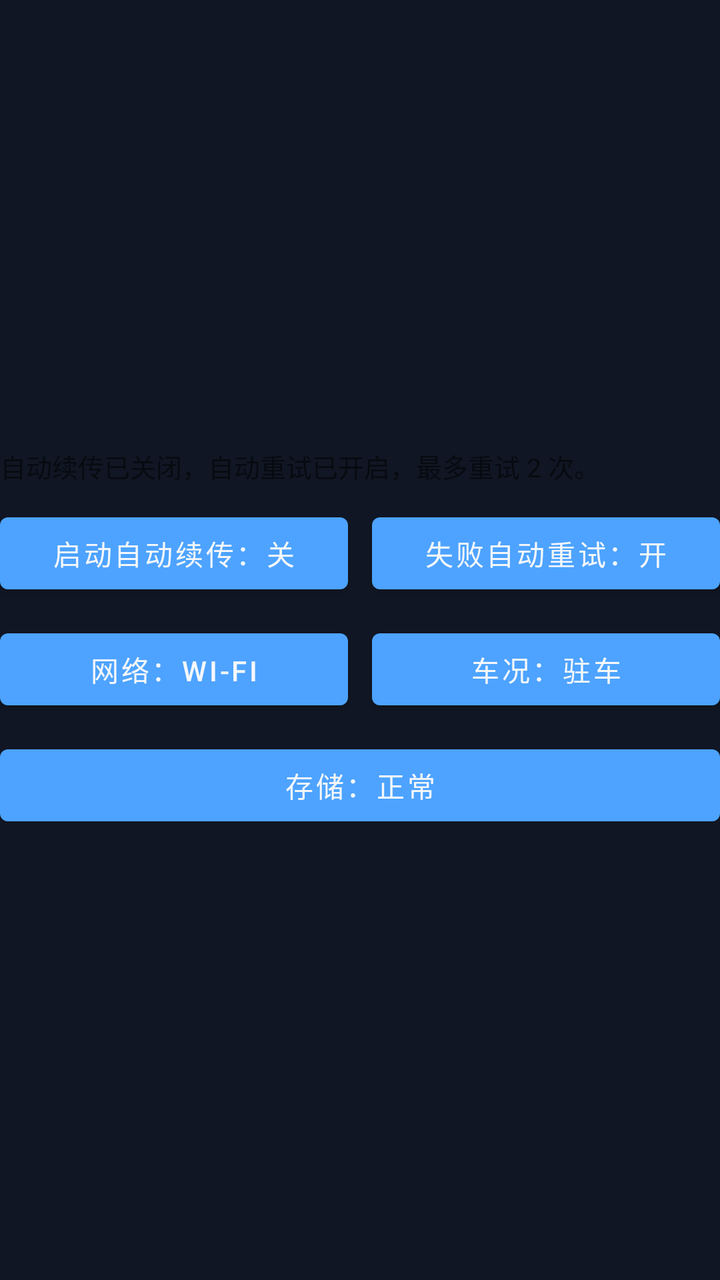
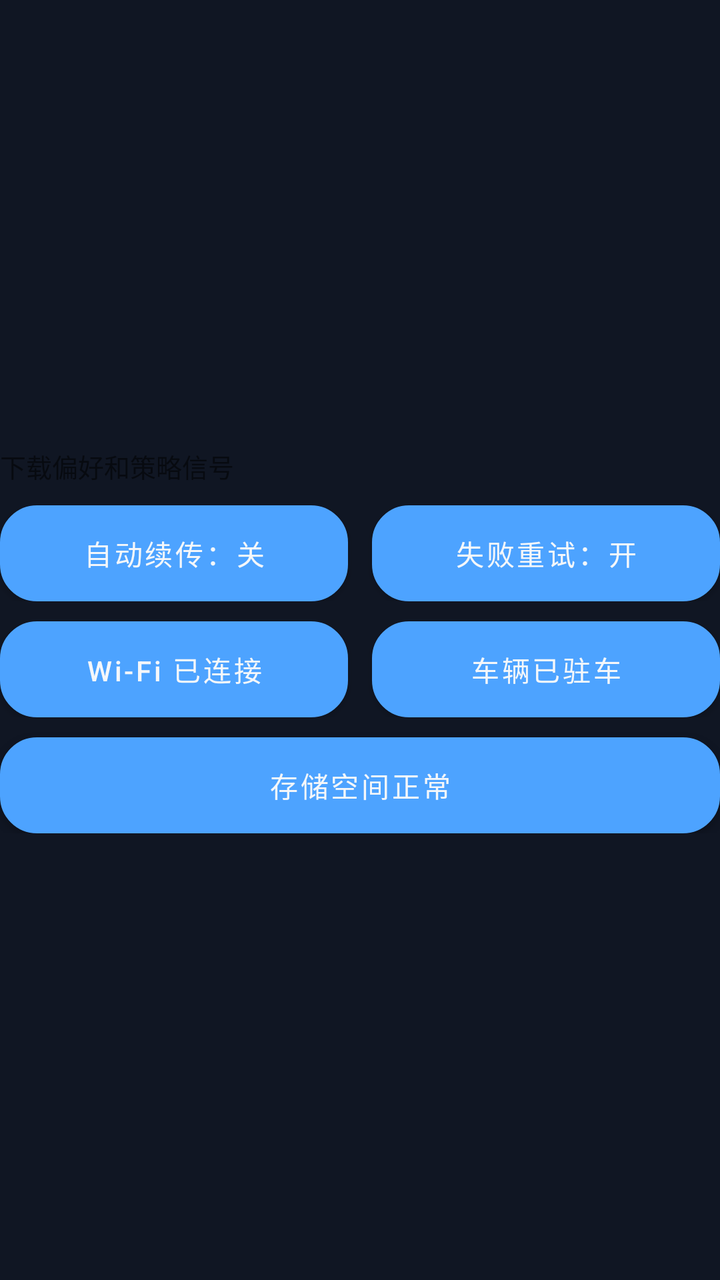

The first picture is an Android layout as it rendered before a commit; the second is the same layout after the commit. The layout source and the unified diff follow.
<!-- AndroidManifest.xml: another module's application theme Theme.CarAppStore -->
<!-- res/layout/view_download_center_preferences.xml -->
<?xml version="1.0" encoding="utf-8"?>
<androidx.constraintlayout.widget.ConstraintLayout xmlns:android="http://schemas.android.com/apk/res/android"
    xmlns:app="http://schemas.android.com/apk/res-auto"
    android:layout_width="match_parent"
    android:layout_height="wrap_content">

    <LinearLayout
        android:layout_width="0dp"
        android:layout_height="wrap_content"
        android:orientation="vertical"
        app:layout_constraintBottom_toBottomOf="parent"
        app:layout_constraintEnd_toEndOf="parent"
        app:layout_constraintStart_toStartOf="parent"
        app:layout_constraintTop_toTopOf="parent">

    <TextView
        android:id="@+id/tvPreferenceSummary"
        android:layout_width="match_parent"
        android:layout_height="wrap_content"
        android:layout_marginBottom="@dimen/spacing_10dp"
        android:text="@string/ui_download_preferences_summary"
        android:textSize="@dimen/text_sm_13" />

    <LinearLayout
        android:layout_width="match_parent"
        android:layout_height="wrap_content"
        android:orientation="horizontal">

        <Button
            android:id="@+id/btnAutoResume"
            android:layout_width="0dp"
            android:layout_height="wrap_content"
            android:layout_marginEnd="@dimen/spacing_6dp"
            android:layout_weight="1"
            android:text="@string/ui_download_auto_resume_off" />

        <Button
            android:id="@+id/btnAutoRetry"
            android:layout_width="0dp"
            android:layout_height="wrap_content"
            android:layout_marginStart="@dimen/spacing_6dp"
            android:layout_weight="1"
            android:text="@string/ui_download_auto_retry_on" />
    </LinearLayout>

    <LinearLayout
        android:layout_width="match_parent"
        android:layout_height="wrap_content"
        android:layout_marginTop="@dimen/spacing_10dp"
        android:orientation="horizontal">

        <Button
            android:id="@+id/btnPolicyWifi"
            android:layout_width="0dp"
            android:layout_height="wrap_content"
            android:layout_marginEnd="@dimen/spacing_6dp"
            android:layout_weight="1"
            android:text="@string/ui_network_wifi" />

        <Button
            android:id="@+id/btnPolicyParking"
            android:layout_width="0dp"
            android:layout_height="wrap_content"
            android:layout_marginStart="@dimen/spacing_6dp"
            android:layout_weight="1"
            android:text="@string/ui_vehicle_parked" />
    </LinearLayout>

    <Button
        android:id="@+id/btnPolicyStorage"
        android:layout_width="match_parent"
        android:layout_height="wrap_content"
        android:layout_marginTop="@dimen/spacing_10dp"
        android:text="@string/ui_storage_normal" />
    </LinearLayout>

</androidx.constraintlayout.widget.ConstraintLayout>
<!-- resources referenced by this layout -->
<resources>
  <dimen name="spacing_10dp">10dp</dimen>
  <dimen name="spacing_6dp">6dp</dimen>
  <dimen name="text_sm_13">13sp</dimen>
  <string name="ui_download_auto_resume_off">启动自动续传：关</string>
  <string name="ui_download_auto_retry_on">失败自动重试：开</string>
  <string name="ui_download_preferences_summary">自动续传已关闭，自动重试已开启，最多重试 2 次。</string>
  <string name="ui_network_wifi">网络：Wi‑Fi</string>
  <string name="ui_storage_normal">存储：正常</string>
  <string name="ui_vehicle_parked">车况：驻车</string>
  <style name="Theme.CarAppStore" parent="Theme.MaterialComponents.DayNight.NoActionBar">
          <item name="colorPrimary">@color/car_primary</item>
          <item name="colorPrimaryVariant">@color/car_primary_dark</item>
          <item name="colorOnPrimary">@color/car_text_primary</item>
          <item name="colorSecondary">@color/car_accent</item>
          <item name="colorSecondaryVariant">@color/teal_700</item>
          <item name="colorOnSecondary">@color/car_bg</item>
          <item name="android:statusBarColor" tools:targetApi="l">@color/car_bg</item>
          <item name="android:navigationBarColor" tools:targetApi="l">@color/car_bg</item>
          <item name="android:windowBackground">@color/car_bg</item>
      </style>
  <color name="car_primary">#4DA3FF</color>
  <color name="car_primary_dark">#2E7DE0</color>
  <color name="car_text_primary">#F5F7FA</color>
  <color name="car_accent">#5DE1B9</color>
  <color name="teal_700">#FF018786</color>
  <color name="car_bg">#101623</color>
</resources>

<!-- the commit's change to res/layout/view_download_center_preferences.xml (unified diff, before → after) -->
@@ -30,17 +30,23 @@
             android:id="@+id/btnAutoResume"
             android:layout_width="0dp"
             android:layout_height="wrap_content"
+            android:background="@drawable/bg_secondary_button"
             android:layout_marginEnd="@dimen/spacing_6dp"
             android:layout_weight="1"
-            android:text="@string/ui_download_auto_resume_off" />
+            android:text="@string/ui_download_auto_resume_off"
+            android:textAllCaps="false"
+            android:textColor="@color/car_text_primary" />
 
         <Button
             android:id="@+id/btnAutoRetry"
             android:layout_width="0dp"
             android:layout_height="wrap_content"
+            android:background="@drawable/bg_secondary_button"
             android:layout_marginStart="@dimen/spacing_6dp"
             android:layout_weight="1"
-            android:text="@string/ui_download_auto_retry_on" />
+            android:text="@string/ui_download_auto_retry_on"
+            android:textAllCaps="false"
+            android:textColor="@color/car_text_primary" />
     </LinearLayout>
 
     <LinearLayout
@@ -53,25 +59,34 @@
             android:id="@+id/btnPolicyWifi"
             android:layout_width="0dp"
             android:layout_height="wrap_content"
+            android:background="@drawable/bg_secondary_button"
             android:layout_marginEnd="@dimen/spacing_6dp"
             android:layout_weight="1"
-            android:text="@string/ui_network_wifi" />
+            android:text="@string/ui_network_wifi"
+            android:textAllCaps="false"
+            android:textColor="@color/car_text_primary" />
 
         <Button
             android:id="@+id/btnPolicyParking"
             android:layout_width="0dp"
             android:layout_height="wrap_content"
+            android:background="@drawable/bg_secondary_button"
             android:layout_marginStart="@dimen/spacing_6dp"
             android:layout_weight="1"
-            android:text="@string/ui_vehicle_parked" />
+            android:text="@string/ui_vehicle_parked"
+            android:textAllCaps="false"
+            android:textColor="@color/car_text_primary" />
     </LinearLayout>
 
     <Button
         android:id="@+id/btnPolicyStorage"
         android:layout_width="match_parent"
         android:layout_height="wrap_content"
+        android:background="@drawable/bg_secondary_button"
         android:layout_marginTop="@dimen/spacing_10dp"
-        android:text="@string/ui_storage_normal" />
+        android:text="@string/ui_storage_normal"
+        android:textAllCaps="false"
+        android:textColor="@color/car_text_primary" />
     </LinearLayout>
 
 </androidx.constraintlayout.widget.ConstraintLayout>
<!-- resource entries referenced after the edit -->
@@ -3,12 +3,18 @@
   <dimen name="spacing_10dp">10dp</dimen>
   <dimen name="spacing_6dp">6dp</dimen>
   <dimen name="text_sm_13">13sp</dimen>
-  <string name="ui_download_auto_resume_off">启动自动续传：关</string>
-  <string name="ui_download_auto_retry_on">失败自动重试：开</string>
-  <string name="ui_download_preferences_summary">自动续传已关闭，自动重试已开启，最多重试 2 次。</string>
-  <string name="ui_network_wifi">网络：Wi‑Fi</string>
-  <string name="ui_storage_normal">存储：正常</string>
-  <string name="ui_vehicle_parked">车况：驻车</string>
+  <!-- drawable bg_secondary_button (drawable) -->
+  <shape xmlns:android="http://schemas.android.com/apk/res/android">
+      <solid android:color="@color/car_surface_light" />
+      <stroke android:width="1dp" android:color="@color/car_divider" />
+      <corners android:radius="18dp" />
+  </shape>
+  <string name="ui_download_auto_resume_off">自动续传：关</string>
+  <string name="ui_download_auto_retry_on">失败重试：开</string>
+  <string name="ui_download_preferences_summary">下载偏好和策略信号</string>
+  <string name="ui_network_wifi">Wi-Fi 已连接</string>
+  <string name="ui_storage_normal">存储空间正常</string>
+  <string name="ui_vehicle_parked">车辆已驻车</string>
   <style name="Theme.CarAppStore" parent="Theme.MaterialComponents.DayNight.NoActionBar">
           <item name="colorPrimary">@color/car_primary</item>
           <item name="colorPrimaryVariant">@color/car_primary_dark</item>
@@ -20,6 +26,8 @@
           <item name="android:navigationBarColor" tools:targetApi="l">@color/car_bg</item>
           <item name="android:windowBackground">@color/car_bg</item>
       </style>
+  <color name="car_surface_light">#223049</color>
+  <color name="car_divider">#2B3852</color>
   <color name="car_primary">#4DA3FF</color>
   <color name="car_primary_dark">#2E7DE0</color>
   <color name="car_text_primary">#F5F7FA</color>
